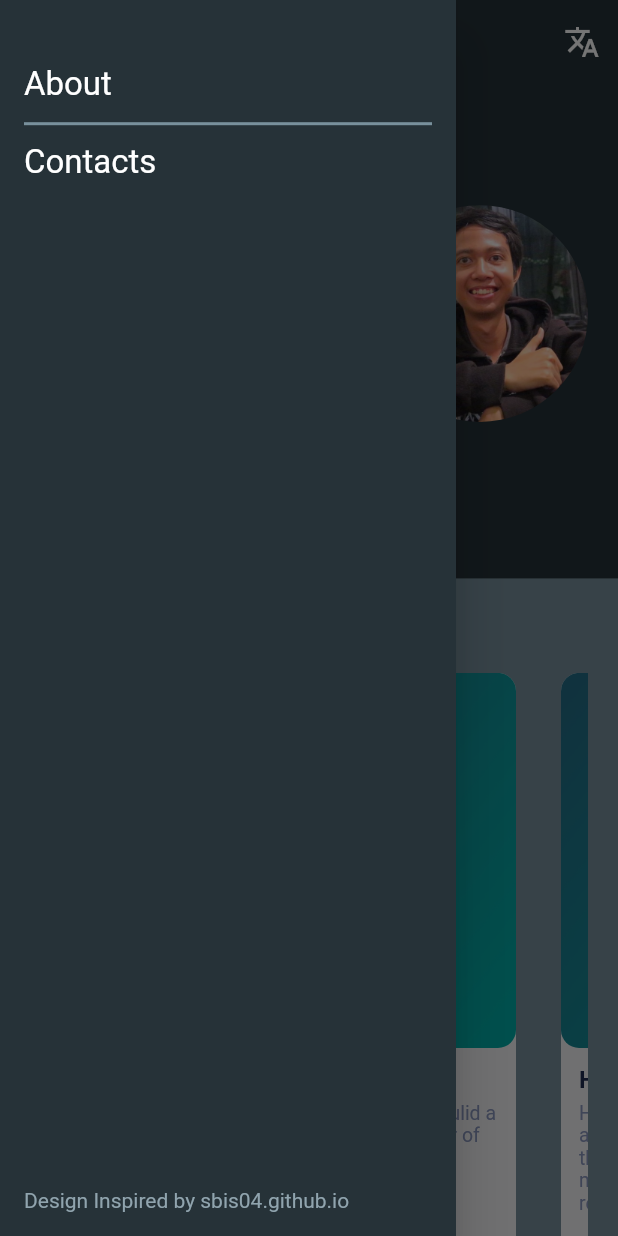
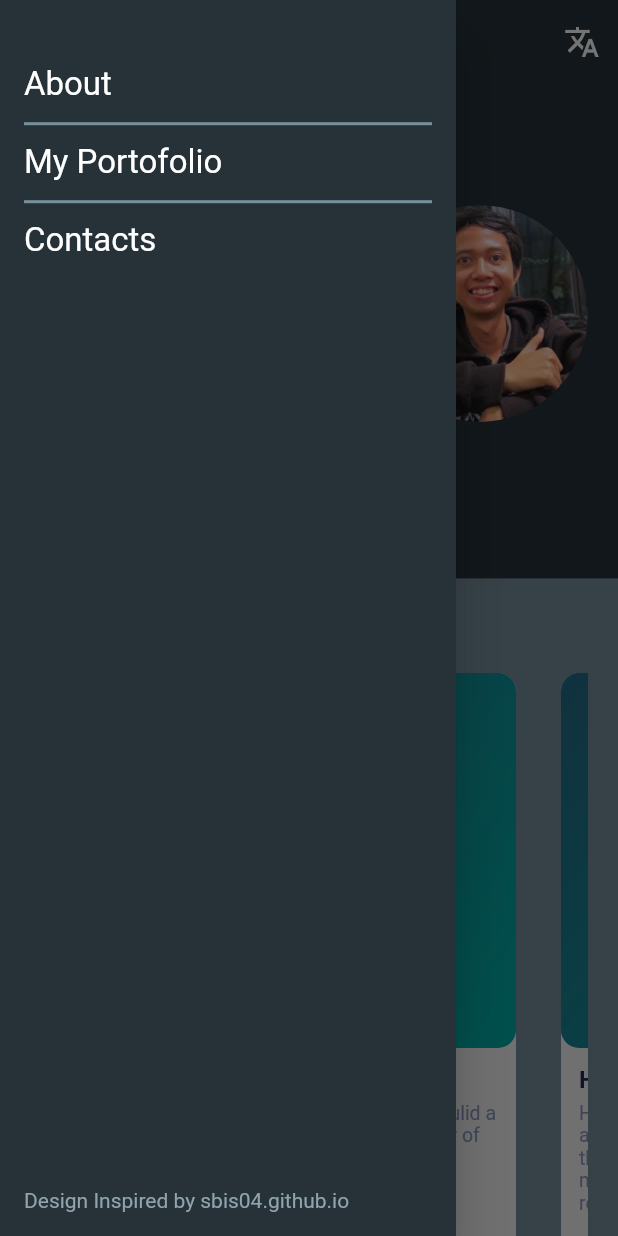
Before and after one commit to Arifrhmn2743/Flutter_portofolio, a Flutter app: the screen it shows after launch, in the side drawer, after a tap on "Google Play Store", on a phone screen of 412 x 824 dp. Run offline on Flutter 3.47's test engine with Material 2 defaults, Android fonts, the phone set to English and light mode, and no system bars; our stand-ins replace carousel_slider, easy_localization, get; missing offline and left inert: universal_html.

Commit message:
update 2

```diff
--- /dev/null
+++ b/lib/widget/bottom_body.dart
@@ -0,0 +1,39 @@
+import 'package:flutter/material.dart';
+import 'package:my_portofolio/Tools/const.dart';
+import 'package:my_portofolio/translate/locale_keys.g.dart';
+import 'package:my_portofolio/widget/Responsive.dart';
+import 'package:easy_localization/easy_localization.dart';
+
+class BottomBody extends StatefulWidget {
+  const BottomBody({Key? key}) : super(key: key);
+
+  @override
+  State<BottomBody> createState() => _BottomBodyState();
+}
+
+class _BottomBodyState extends State<BottomBody> {
+  @override
+  Widget build(BuildContext context) {
+    var screenSize = MediaQuery.of(context).size;
+    return Container(
+      color: Colors.blueGrey.shade900,
+      height: ResponsiveWidget.isSmallScreen(context)
+          ? screenSize.height * .40
+          : screenSize.height * .45,
+      width: screenSize.width,
+      child: Padding(
+        padding: const EdgeInsets.all(16.0),
+        child: Column(
+          crossAxisAlignment: CrossAxisAlignment.start,
+          children: [
+            Text(
+              LocaleKeys.contacts.tr(),
+              style: blueTitleSpaceStyle,
+            ),
+            Text("data"),
+          ],
+        ),
+      ),
+    );
+  }
+}
--- a/lib/widget/drawer.dart
+++ b/lib/widget/drawer.dart
@@ -49,6 +49,20 @@ class _SmallDrawerState extends State<SmallDrawer> {
               InkWell(
                 onTap: () {},
                 child: Text(
+                  "My Portofolio",
+                  style: TextStyle(color: Colors.white, fontSize: 22),
+                ),
+              ),
+              Padding(
+                padding: const EdgeInsets.only(top: 5.0, bottom: 5.0),
+                child: Divider(
+                  color: Colors.blueGrey[400],
+                  thickness: 2,
+                ),
+              ),
+              InkWell(
+                onTap: () {},
+                child: Text(
                   LocaleKeys.contacts.tr(),
                   style: TextStyle(color: Colors.white, fontSize: 22),
                 ),
@@ -65,7 +79,9 @@ class _SmallDrawerState extends State<SmallDrawer> {
                             fontSize: 14,
                           ),
                         ),
-                        GestureDetector(
+                        MouseRegion(
+                          cursor: SystemMouseCursors.click,
+                          child: GestureDetector(
                             onTap: () {
                               _launchURL();
                             },
@@ -74,6 +90,7 @@ class _SmallDrawerState extends State<SmallDrawer> {
                               style: TextStyle(
                                 color: Colors.blueGrey[300],
                                 fontSize: 14,
+                              ),
                             ),
                           ),
                         ),
--- a/lib/widget/home_body.dart
+++ b/lib/widget/home_body.dart
@@ -7,6 +7,7 @@ import 'package:my_portofolio/translate/locale_keys.g.dart';
 import 'package:easy_localization/easy_localization.dart';
 import 'package:my_portofolio/widget/Responsive.dart';
 import 'package:my_portofolio/widget/about_body.dart';
+import 'package:my_portofolio/widget/bottom_body.dart';
 import 'package:my_portofolio/widget/porto_body.dart';
 
 class HomeBody extends StatefulWidget {
@@ -39,7 +40,7 @@ class _HomeBodyState extends State<HomeBody> {
       controller: _scrollController,
       physics: ClampingScrollPhysics(),
       child: Column(
-        children: const [AboutBody(), PortoBody()],
+        children: const [AboutBody(), PortoBody(), BottomBody()],
       ),
     );
   }
--- a/lib/widget/porto_body.dart
+++ b/lib/widget/porto_body.dart
@@ -20,6 +20,7 @@ class _PortoBodyState extends State<PortoBody> {
     return Padding(
       padding: const EdgeInsets.all(20.0),
       child: Column(
+        crossAxisAlignment: CrossAxisAlignment.start,
         children: [
           Text(
             "My Portofolio",
--- a/lib/widget/porto_body_list.dart
+++ b/lib/widget/porto_body_list.dart
@@ -8,9 +8,7 @@ class Portois extends StatelessWidget {
   @override
   Widget build(BuildContext context) {
     var screenSize = MediaQuery.of(context).size;
-    return GestureDetector(
-      onTap: () {},
-      child: Container(
+    return Container(
       // height: 500,
       width: 300,
       decoration: BoxDecoration(
@@ -37,7 +35,6 @@ class Portois extends StatelessWidget {
                   throw 'Could not launch ${house.urlGallery}';
                 }
               },
-                child: Expanded(
               child: Container(
                 height: 250,
                 decoration: BoxDecoration(
@@ -46,7 +43,6 @@ class Portois extends StatelessWidget {
                     fit: BoxFit.cover,
                     image: AssetImage(
                       house.img,
-                        ),
                     ),
                   ),
                 ),
@@ -121,7 +117,6 @@ class Portois extends StatelessWidget {
           )
         ],
       ),
-      ),
     );
   }
 }
```
Lines whose indentation alone changed are shown as unchanged.
